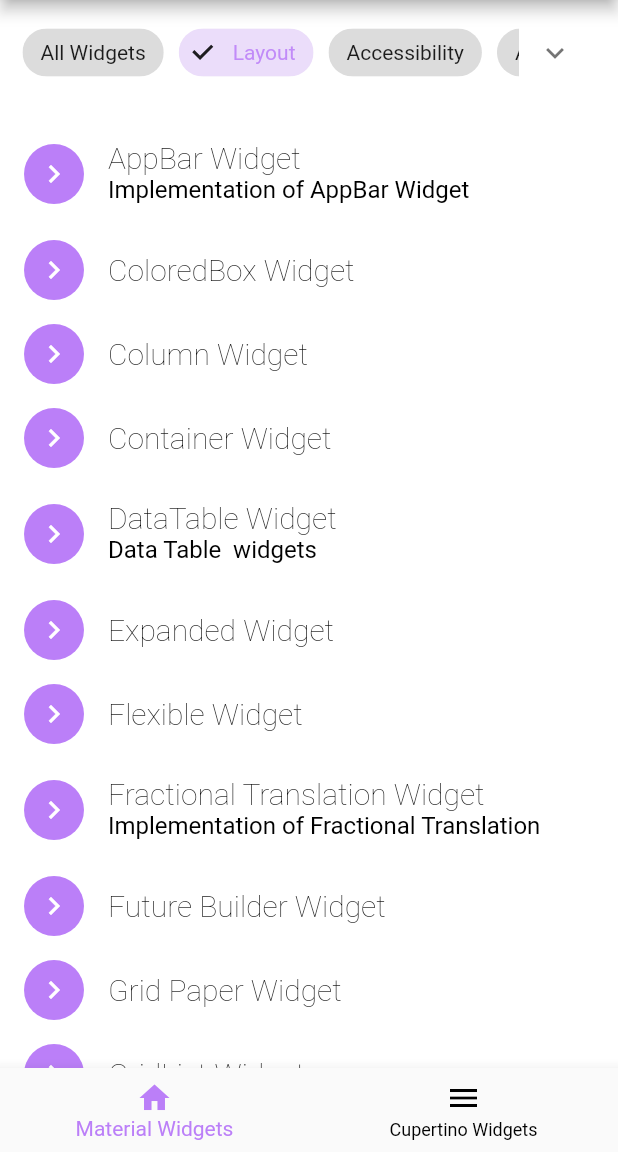
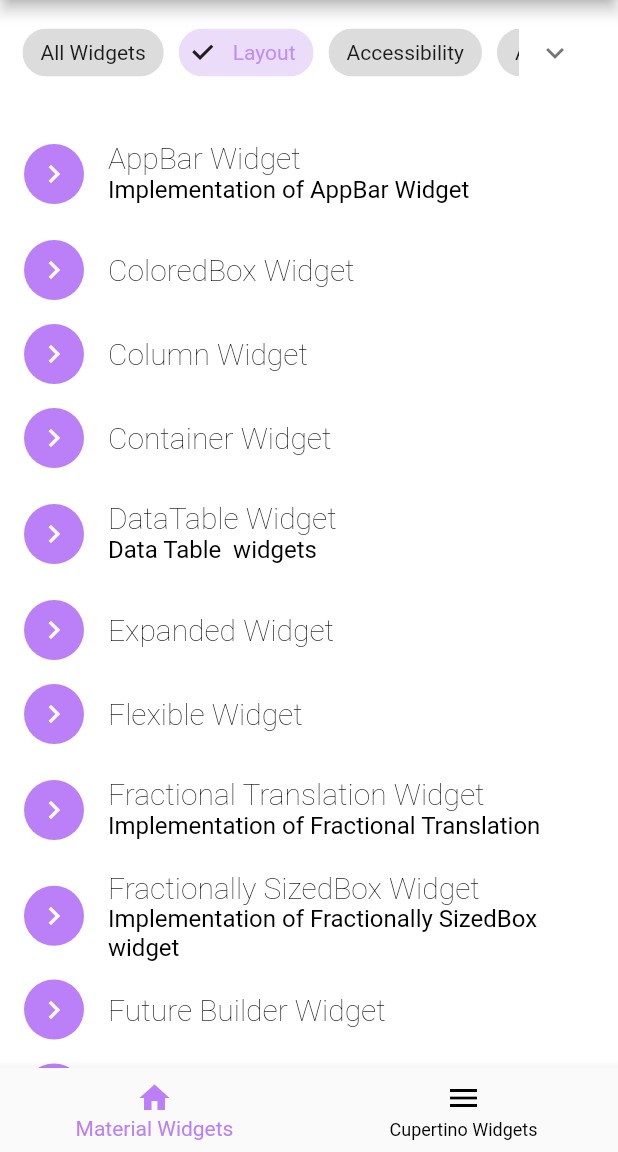
Before and after one commit to ACM-VIT/fludget, a Flutter app: the screen it shows after launch, after a tap on "Layout", on a phone screen of 412 x 824 dp, the part 84-1236 px from its top. Run offline on Flutter 3.47's test engine with Material 2 defaults, Android fonts, the phone set to English and light mode, and no system bars; our stand-ins replace file_picker, package_info_plus, shared_preferences, webview_flutter; missing offline and left inert: syntax_highlighter.

Commit message:
Added implementation for FractionallySizedBox Widget

```diff
--- a/lib/widgetList.dart
+++ b/lib/widgetList.dart
@@ -7,6 +7,7 @@ import 'package:fludget/routes/TabBar.dart';
 import 'package:fludget/routes/DatePickerDialog.dart';
 import 'package:fludget/routes/FormField.dart';
 import 'package:fludget/routes/FutureBuilder.dart';
+import 'package:fludget/routes/fractionally_sized_box.dart';
 import 'package:fludget/routes/gridPaper.dart';
 import 'package:fludget/routes/IgnorePointer.dart';
 import 'package:fludget/routes/Root/cliprrect.dart';
@@ -799,6 +800,15 @@ const List<WidgetModel> widgets = [
       implementation: OffStageImplementation(),
       description: OffStageDescription(),
       category: [WidgetCategoy.Layout],
-      codeString: OffStageCode()
+      codeString: OffStageCode()),
+  WidgetModel(
+    name: "Fractionally SizedBox",
+    link:
+        "https://api.flutter.dev/flutter/widgets/FractionallySizedBox-class.html",
+    subtitle: "Implementation of Fractionally SizedBox widget",
+    implementation: FractionallySizedBoxImp(),
+    description: FractioanllySizedBoxDesc(),
+    category: [WidgetCategoy.Layout],
+    codeString: FractioanallySizedBoxCode(),
   )
 ];
```
Also changed, not shown: lib/routes/fractionally_sized_box.dart (added, +100 -0 lines). Lines whose indentation alone changed are shown as unchanged.
